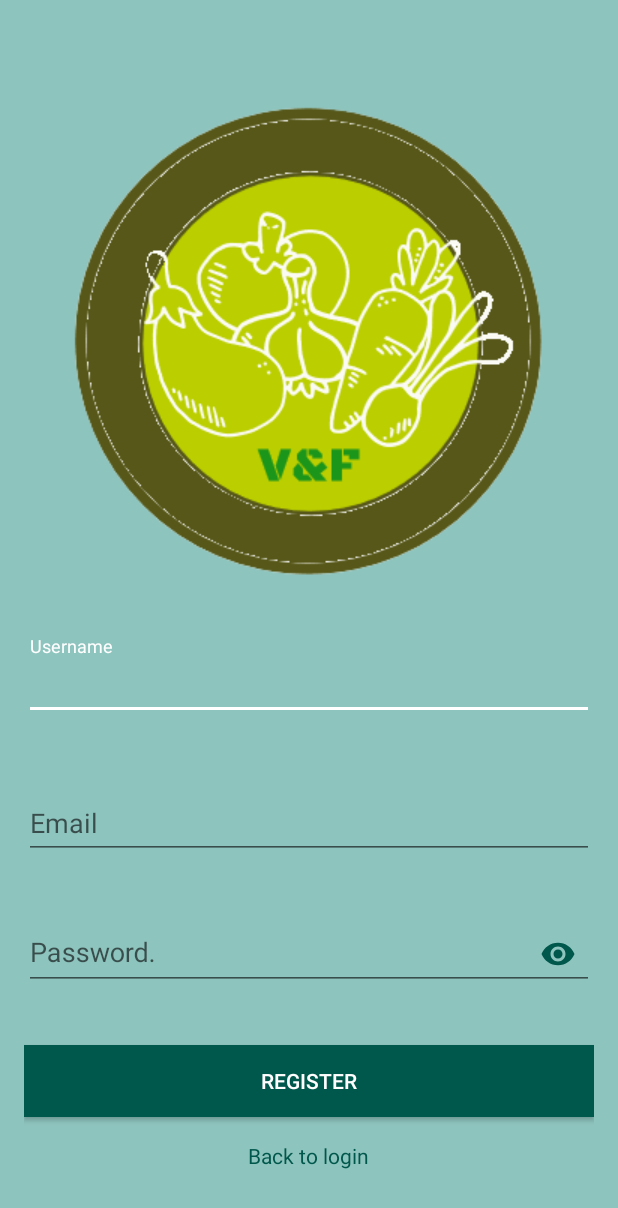
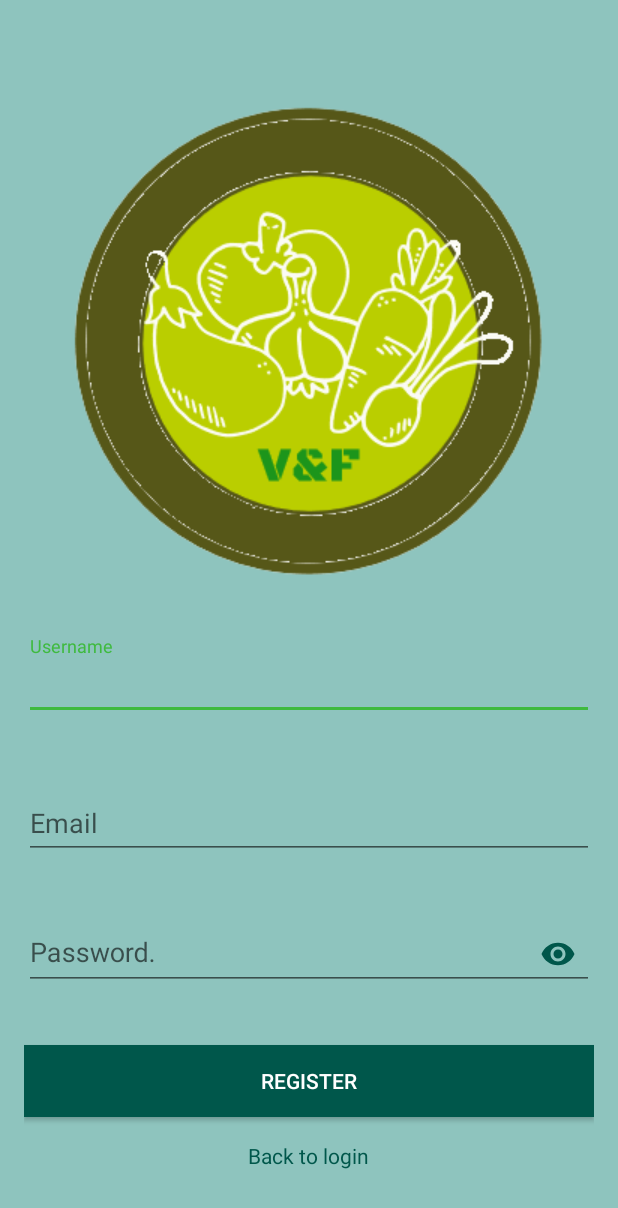
Before and after one commit to jj97181818/CarbonPoint, an Android app: the screen it shows after launch (RegisterActivity), after a tap on an icon or button, on a phone screen of 412 x 824 dp. Shown: the top 1208 px of the screen. Run offline under Robolectric (Android 15) with nearby library versions, the phone set to English and light mode, and no system bars; 2 other taps on this screen came first.

Commit message:
Change text color from white to green

```diff
--- a/app/src/main/res/values/colors.xml
+++ b/app/src/main/res/values/colors.xml
@@ -2,5 +2,5 @@
 <resources>
     <color name="colorPrimary">#8ec4be</color>
     <color name="colorPrimaryDark">#00574B</color>
-    <color name="colorAccent">@android:color/white</color>
+    <color name="colorAccent">#3fba3f</color>
 </resources>
```
